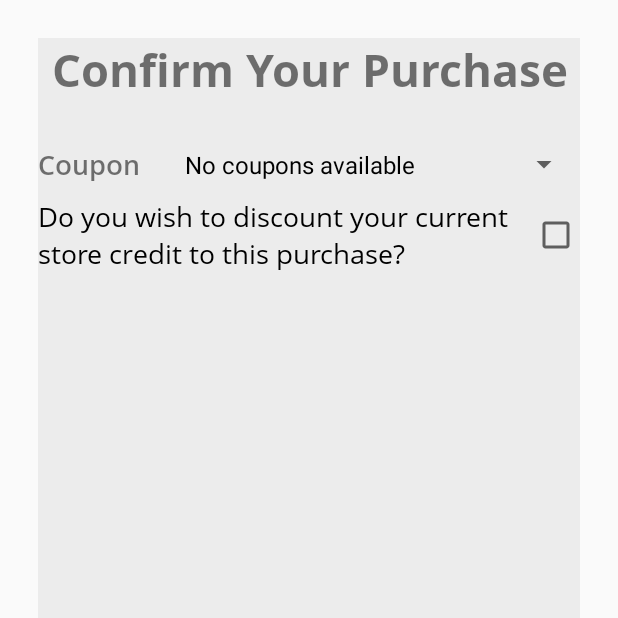
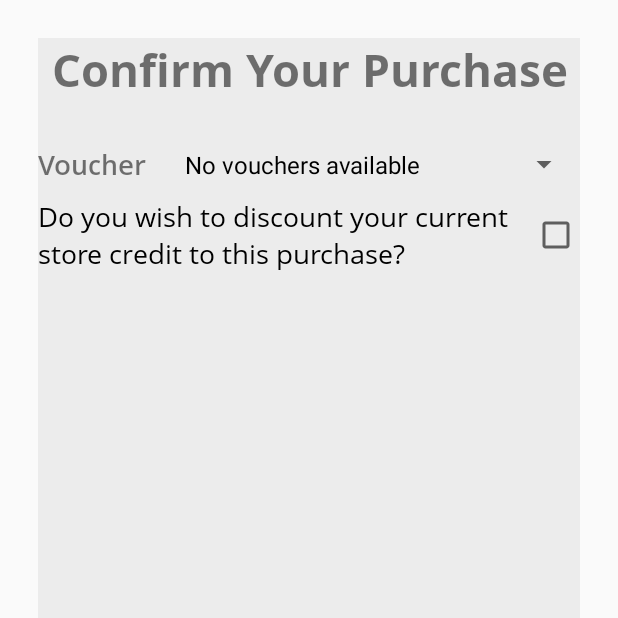
Before and after one commit to EdgarACarneiro/feup-cmov, an Android app: the TransactionConfirmationActivity screen opened directly, with no data from a screen before it, on a phone screen of 412 x 824 dp, the top half of it. Run offline under Robolectric (Android 15) with nearby library versions, the phone set to English and light mode, and no system bars; 8 statements that could not run were skipped.

Commit message:
Some code cleaning an refactoring

```diff
--- a/AcmeSupermarket/CustomerApp/app/src/main/java/org/feup/cmov/acmecustomer/activities/TransactionConfirmationActivity.java
+++ b/AcmeSupermarket/CustomerApp/app/src/main/java/org/feup/cmov/acmecustomer/activities/TransactionConfirmationActivity.java
@@ -32,7 +32,12 @@ import static org.feup.cmov.acmecustomer.Utils.toBase64;
 
 public class TransactionConfirmationActivity extends AppCompatActivity {
 
+    public static final String NO_COUPON_AVAILABLE = "No vouchers available";
+    public static final String NO_COUPON_SELECTED = "No voucher selected";
+
     private Customer currentCustomer;
+
+    private ArrayList<Coupon> couponsList;
 
     int selectedCoupon;
 
@@ -43,11 +48,9 @@ public class TransactionConfirmationActivity extends AppCompatActivity {
 
         this.currentCustomer = (Customer) getIntent().getSerializableExtra("Customer");
 
-        // Depois tirar isto
-        this.currentCustomer.setShoppingCart(createProducts());
-
         // Initializing the coupons as empty for now & make request
-        initializeCouponsDropdown(new ArrayList<>());
+        couponsList = new ArrayList<>();
+        initializeCouponsDropdown();
         requestCoupons();
 
         ((TextView) findViewById(R.id.subtotal_value)).setText(String.format(Locale.US, "%.2f €", currentCustomer.getShoppingCartValue()));
@@ -67,12 +70,12 @@ public class TransactionConfirmationActivity extends AppCompatActivity {
         confirmButton.setOnClickListener(view -> checkout());
     }
 
-    private void initializeCouponsDropdown(ArrayList<Coupon> couponsList) {
+    private void initializeCouponsDropdown() {
         Spinner coupons = findViewById(R.id.coupon_dropdown);
         ArrayAdapter<String> couponAdapter = new ArrayAdapter<>(
                 this,
                 android.R.layout.simple_spinner_dropdown_item,
-                getCouponDescriptions(couponsList)
+                getCouponDescriptions()
         );
         couponAdapter.setDropDownViewResource(android.R.layout.simple_spinner_dropdown_item);
         coupons.setAdapter(couponAdapter);
@@ -111,12 +114,12 @@ public class TransactionConfirmationActivity extends AppCompatActivity {
         // Triggering vouchers request to server
         new Thread(new GetVouchers(content, (response) -> {
             if (response != null) {
-                ArrayList<Coupon> coupons = new ArrayList<>();
+                this.couponsList = new ArrayList<>();
 
                 for (int voucherId: response.getVouchers()) {
-                    coupons.add(new Coupon(voucherId));
+                    couponsList.add(new Coupon(voucherId));
                 }
-                initializeCouponsDropdown(coupons);
+                initializeCouponsDropdown();
 
             } else {
                 // Failed Registration - TODO - Detailed Error from Server
@@ -125,36 +128,16 @@ public class TransactionConfirmationActivity extends AppCompatActivity {
         })).start();
     }
 
-    public ArrayList<Product> createProducts() {
-        ArrayList<Product> products = new ArrayList<>();
-        products.add(new Product("4dadae03-06c6-4a18-9eed-38c8a34db686", "Arroz", 12, 50));
-        products.add(new Product("4dadae03-06c6-4a18-9eed-38c8a34db686", "Arroz1", 15, 50));
-        products.add(new Product("4dadae03-06c6-4a18-9eed-38c8a34db686", "Arroz2", 12, 50));
-        products.add(new Product("4dadae03-06c6-4a18-9eed-38c8a34db686", "Arroz3", 13, 50));
-        products.add(new Product("4dadae03-06c6-4a18-9eed-38c8a34db686", "Arroz", 12, 50));
-        products.add(new Product("4dadae03-06c6-4a18-9eed-38c8a34db686", "Arroz1", 15, 50));
-        products.add(new Product("4dadae03-06c6-4a18-9eed-38c8a34db686", "Arroz2", 12, 50));
-        products.add(new Product("4dadae03-06c6-4a18-9eed-38c8a34db686", "Arroz3", 13, 50));
-        return products;
-    }
 
-    public ArrayList<Coupon> createCoupons() {
-        ArrayList<Coupon> coupons = new ArrayList<>();
-        coupons.add(new Coupon( 1));
-        coupons.add(new Coupon(2));
-        coupons.add(new Coupon(3));
-        return coupons;
-    }
-
-    public String[] getCouponDescriptions(ArrayList<Coupon> coupons) {
-        String[] descriptions = new String[coupons.size() + 1];
-        if(coupons.size() == 0) {
-            descriptions[0] = "No coupons available";
+    public String[] getCouponDescriptions() {
+        String[] descriptions = new String[couponsList.size() + 1];
+        if(couponsList.size() == 0) {
+            descriptions[0] = NO_COUPON_AVAILABLE;
         } else {
-            descriptions[0] = "No coupon selected";
+            descriptions[0] = NO_COUPON_SELECTED;
         }
-        for(int i = 0; i < coupons.size(); i++) {
-            descriptions[i+1] = coupons.get(i).getDescription();
+        for(int i = 0; i < couponsList.size(); i++) {
+            descriptions[i+1] = couponsList.get(i).getDescription();
         }
         return descriptions;
     }
@@ -170,7 +153,11 @@ public class TransactionConfirmationActivity extends AppCompatActivity {
         Intent intent = new Intent(this, CheckoutActivity.class);
         intent.putExtra("Customer", this.currentCustomer);
         intent.putExtra("Discount", customerWantsDiscount.isChecked());
-        intent.putExtra("Coupon", getCouponDescriptions(createCoupons())[coupons.getSelectedItemPosition()]);
+        intent.putExtra("Coupon",
+                (couponsList.size() == 0 || selectedCoupon == 0?
+                        null: couponsList.get(selectedCoupon - 1)
+                ).toString()
+        );
 
         startActivity(intent);
     }
--- a/AcmeSupermarket/CustomerApp/app/src/main/java/org/feup/cmov/acmecustomer/models/Product.java
+++ b/AcmeSupermarket/CustomerApp/app/src/main/java/org/feup/cmov/acmecustomer/models/Product.java
@@ -53,4 +53,7 @@ public class Product implements Serializable {
         return this.price.getFullPrice();
     }
 
+    public byte[] getProductAsByes() {
+        return null;
+    }
 }
--- a/AcmeSupermarket/CustomerApp/app/src/main/res/values/strings.xml
+++ b/AcmeSupermarket/CustomerApp/app/src/main/res/values/strings.xml
@@ -28,7 +28,7 @@
     <string name="shopping_value">--.-- €</string>
     <string name="current_payment_option">Current Payment Option</string>
     <string name="confirm_purchase">Confirm Purchase</string>
-    <string name="coupon">Coupon</string>
+    <string name="coupon">Voucher</string>
     <string name="confirm_your_purchase">Confirm Your Purchase</string>
     <string name="discount">Do you wish to discount your current store credit to this purchase?</string>
     <string name="go_back">Go Back</string>
```
